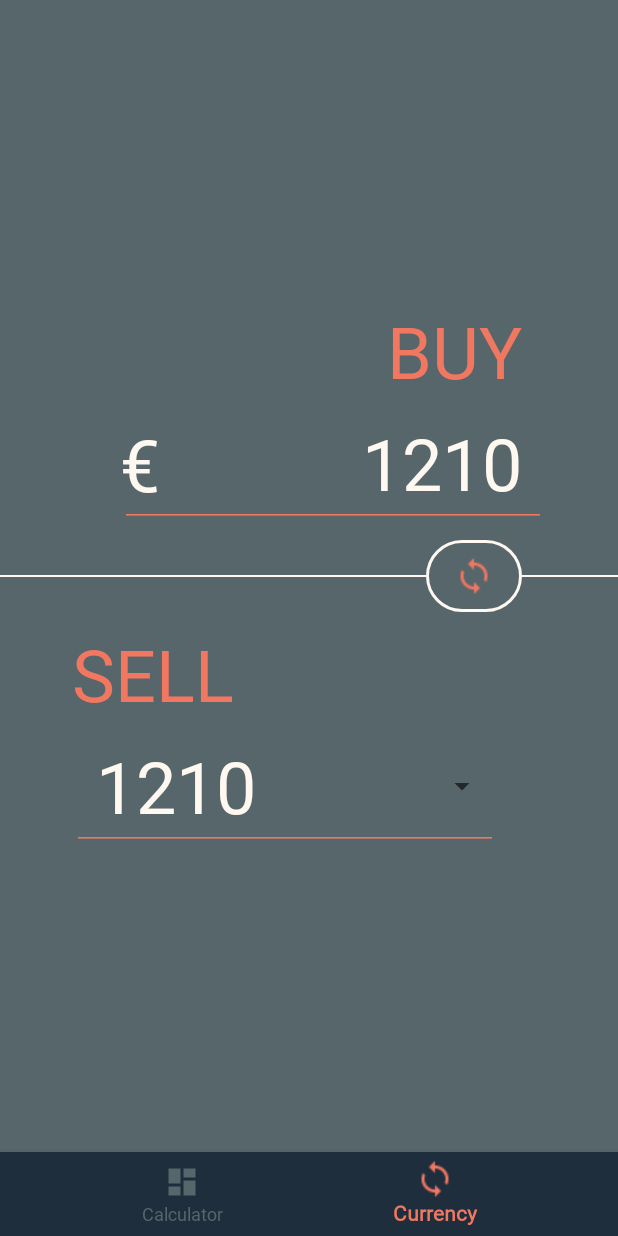
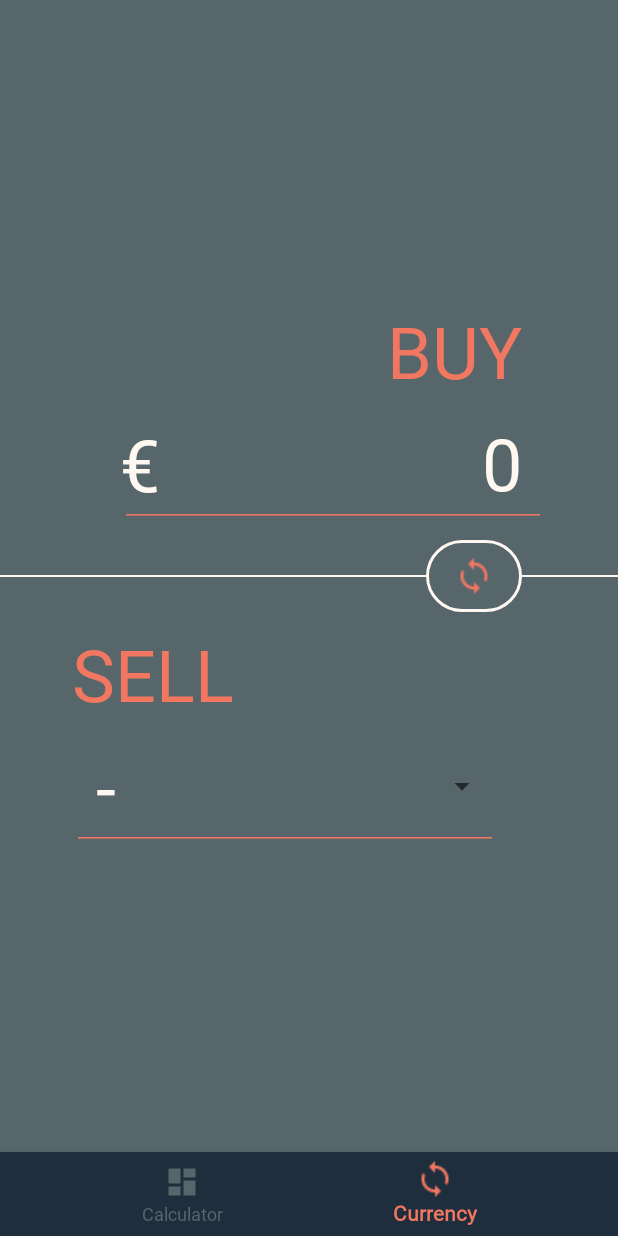
Before and after one commit to PanosGr94/Calculator-Project, an Android app: the screen it shows after launch (MainActivity), item 2 of the bottom bar chosen, on a phone screen of 412 x 824 dp. Run offline under Robolectric (Android 15) with nearby library versions, the phone set to English and light mode, and no system bars; our stand-ins replace ButterKnife.

Commit message:
Offline and Loading
-Setup a ViewGroup for loading bar and offline messages
-Makes a call from MainActivity and returns json response
-Implemented cleartext permission
-Fixed placeholder text

```diff
--- a/app/src/main/AndroidManifest.xml
+++ b/app/src/main/AndroidManifest.xml
@@ -11,6 +11,7 @@
         android:label="@string/app_name"
         android:roundIcon="@mipmap/ic_launcher_round"
         android:supportsRtl="true"
+        android:usesCleartextTraffic="true"
         android:theme="@style/AppTheme">
         <activity
             android:name=".MainActivity"
--- a/app/src/main/java/com/example/lenovoppc/calculator/ConverterFragment.java
+++ b/app/src/main/java/com/example/lenovoppc/calculator/ConverterFragment.java
@@ -1,12 +1,21 @@
 package com.example.lenovoppc.calculator;
 
 import android.content.Context;
+import android.content.IntentFilter;
+import android.net.ConnectivityManager;
 import android.net.Uri;
 import android.os.Bundle;
 import android.support.v4.app.Fragment;
 import android.view.LayoutInflater;
 import android.view.View;
 import android.view.ViewGroup;
+import android.widget.ProgressBar;
+import android.widget.TextView;
+
+import com.example.lenovoppc.calculator.Online.NetworkStatusReceiver;
+
+import butterknife.BindView;
+import butterknife.ButterKnife;
 
 
 /**
@@ -18,6 +27,7 @@ import android.view.ViewGroup;
  * create an instance of this fragment.
  */
 public class ConverterFragment extends Fragment {
+
     // TODO: Rename parameter arguments, choose names that match
     // the fragment initialization parameters, e.g. ARG_ITEM_NUMBER
     private static final String ARG_PARAM1 = "param1";
@@ -64,7 +74,9 @@ public class ConverterFragment extends Fragment {
     public View onCreateView(LayoutInflater inflater, ViewGroup container,
                              Bundle savedInstanceState) {
         // Inflate the layout for this fragment
-        return inflater.inflate(R.layout.fragment_converter, container, false);
+        View view = inflater.inflate(R.layout.fragment_converter, container, false);
+        ButterKnife.bind(this, view);
+        return view;
     }
 
     // TODO: Rename method, update argument and hook method into UI event
--- a/app/src/main/java/com/example/lenovoppc/calculator/MainActivity.java
+++ b/app/src/main/java/com/example/lenovoppc/calculator/MainActivity.java
@@ -1,7 +1,9 @@
 package com.example.lenovoppc.calculator;
 
+import android.content.IntentFilter;
+import android.net.ConnectivityManager;
 import android.os.Bundle;
-import android.os.Handler;
+import android.os.CountDownTimer;
 import android.support.annotation.NonNull;
 import android.support.design.widget.BottomNavigationView;
 import android.support.v4.app.FragmentManager;
@@ -9,17 +11,31 @@ import android.support.v4.app.FragmentTransaction;
 import android.support.v7.app.AppCompatActivity;
 import android.util.Log;
 import android.view.MenuItem;
-import android.widget.Toast;
+import android.view.View;
+import android.widget.ProgressBar;
+import android.widget.TextView;
+
+import com.example.lenovoppc.calculator.Online.NetworkStatusReceiver;
+
+import butterknife.BindView;
+import butterknife.ButterKnife;
 
 public class MainActivity extends AppCompatActivity {
 
-    private final static String TAG_CALCULATOR_FRAGMENT = "calc_frag";
+    public final static String TAG_CALCULATOR_FRAGMENT = "calc_frag";
+    public final static String TAG_CONVERTER_FRAGMENT = "conv_frag";
     public static final String LOG_TAG = "MAINACTIVITY_TAG";
     private FragmentTransaction fragmentTransaction;
     private FragmentManager fragmentManager;
     private CalculatorFragment calculatorFragment;
     boolean doubleBackToExitPressedOnce = false;
 
+
+    private NetworkStatusReceiver mNSR;
+    @BindView(R.id.pb_loadingbar)
+    ProgressBar mProgressBar;
+    @BindView(R.id.tv_error_message)
+    TextView mErrorMessage;
 
 
     /**
@@ -33,6 +49,9 @@ public class MainActivity extends AppCompatActivity {
             fragmentTransaction = fragmentManager.beginTransaction();
             switch (item.getItemId()) {
                 case R.id.navigation_calculator:
+
+                    if(!NetworkStatusReceiver.isAppOnline()){ notifyOffline(TAG_CALCULATOR_FRAGMENT); }
+
                     /*Replace the calculator fragment with the one previously created*/
                     calculatorFragment = (CalculatorFragment) fragmentManager.findFragmentByTag(TAG_CALCULATOR_FRAGMENT);
                     if(calculatorFragment!=null){
@@ -47,6 +66,9 @@ public class MainActivity extends AppCompatActivity {
                     }
                     return true;
                 case R.id.navigation_convertor:
+
+                    if(!NetworkStatusReceiver.isAppOnline()){ notifyOffline(TAG_CONVERTER_FRAGMENT); }
+
                     /*Replace the calculator Fragment with the converter Fragment*/
                     ConverterFragment converterFragment = new ConverterFragment();
                     fragmentTransaction.replace(R.id.fl_fragment_container,converterFragment);
@@ -63,6 +85,8 @@ public class MainActivity extends AppCompatActivity {
         super.onCreate(savedInstanceState);
         setContentView(R.layout.activity_main);
 
+        ButterKnife.bind(this);
+
         /*Instantiate the calculator fragment*/
         fragmentManager = getSupportFragmentManager();
         fragmentTransaction = fragmentManager.beginTransaction();
@@ -74,13 +98,50 @@ public class MainActivity extends AppCompatActivity {
 
 
 
+        //(1)Broadcast receiver instance
+        mNSR = new NetworkStatusReceiver(MainActivity.this,mProgressBar,mErrorMessage);
+        IntentFilter intentFilter = new IntentFilter();
+        intentFilter.addAction(ConnectivityManager.CONNECTIVITY_ACTION);
+        //(2) Broadcast Receiver Register
+        registerReceiver(mNSR, intentFilter);
+
+
         /*Code for bottom navigation*/
         BottomNavigationView navigation = (BottomNavigationView) findViewById(R.id.navigation);
         navigation.setOnNavigationItemSelectedListener(mOnNavigationItemSelectedListener);
     }
 
+    @Override
+    protected void onDestroy() {
+        super.onDestroy();
+        //(3) Broadcast Receiver Unregister. Tried in onPause but crashes bc BR not registered anymore
+        unregisterReceiver(mNSR);
+    }
 
-/*
+    /**
+     * Helper Method to manage the system message for offline status
+     * @param fragment which fragment the user is on
+     */
+    private void notifyOffline(String fragment) {
+        NetworkStatusReceiver.setsCurrentFragment(fragment);
+        mErrorMessage.setVisibility(View.VISIBLE);
+        //if message is on calculator remove after 2s.
+        if(fragment.equals(TAG_CALCULATOR_FRAGMENT)) {
+            CountDownTimer countDownTimerStatic = new CountDownTimer(2000, 16) {
+                @Override
+                public void onTick(long millisUntilFinished) {
+                }
+
+                @Override
+                public void onFinish() {
+                    mErrorMessage.setVisibility(View.GONE);
+                }
+            };
+            countDownTimerStatic.start();
+        }
+    }
+
+    /*
     Method for double click to exit
 */
  /*   @Override
--- a/app/src/main/java/com/example/lenovoppc/calculator/Online/NetworkStatusReceiver.java
+++ b/app/src/main/java/com/example/lenovoppc/calculator/Online/NetworkStatusReceiver.java
@@ -6,12 +6,16 @@ import android.content.Context;
 import android.content.Intent;
 import android.net.ConnectivityManager;
 import android.net.NetworkInfo;
-import android.support.v4.widget.SwipeRefreshLayout;
+import android.os.CountDownTimer;
 import android.util.Log;
 import android.view.View;
 import android.widget.ProgressBar;
+import android.widget.TextView;
+import android.widget.Toast;
 
 import com.example.lenovoppc.calculator.BuildConfig;
+import com.example.lenovoppc.calculator.MainActivity;
+
 import java.io.IOException;
 import java.util.ArrayList;
 
@@ -21,13 +25,17 @@ import okhttp3.OkHttpClient;
 import okhttp3.Request;
 import okhttp3.Response;
 
+/**
+ * BroadcastReceiver checks for network changes and calls the API EndPoint when online.
+ */
 public class NetworkStatusReceiver extends BroadcastReceiver {
 
+    private TextView mErrorMessage;
     Activity mActivity;
     ProgressBar mProgressBar = null;
-    SwipeRefreshLayout mRefreshLayout;
     private static final String API_URL = BuildConfig.API_KEY;
-    private static boolean appOnline = true; //updated var for calling by Activities
+    private static String sCurrentFragment = MainActivity.TAG_CALCULATOR_FRAGMENT;
+    private static boolean appOnline = true; //updated var for calling by Fragments
 
     public static boolean isAppOnline() {
         return appOnline;
@@ -37,13 +45,18 @@ public class NetworkStatusReceiver extends BroadcastReceiver {
         NetworkStatusReceiver.appOnline = appOnline;
     }
 
-    //Constructor call by MainActivity with progressBar instance
-    public NetworkStatusReceiver(Activity activity, ProgressBar progressBar) {
+    public static void setsCurrentFragment(String sCurrentFragment) {
+        NetworkStatusReceiver.sCurrentFragment = sCurrentFragment;
+    }
+
+    //Constructor call by MainActivity with progressBar and errormessage instance
+    public NetworkStatusReceiver(Activity activity, ProgressBar progressBar, TextView errorMessage) {
         mActivity = activity;
         mProgressBar = progressBar;
+        mErrorMessage = errorMessage;
     }
 
-
+//    Here is what happens when network changes
     @Override
     public void onReceive(Context context, Intent intent) {
 
@@ -66,17 +79,21 @@ public class NetworkStatusReceiver extends BroadcastReceiver {
 
         if(isConnected && isOK) {
             if (wifi.isAvailable() || mobile.isAvailable()) {
+                Log.d("Network_Avail", "App is online");
                 setAppOnline(true);
+                if(mErrorMessage!=null){
+                    mErrorMessage.setVisibility(View.GONE);
+                }
                 try {
                     run();
                 } catch (IOException e) {
                     e.printStackTrace();
                 }
-                Log.d("Network_Avail", "App is online");
             }
         } else {
+            Log.d("Network_Avail", "App is offline");
             setAppOnline(false);
-            Log.d("Network_Avail", "App is offline");
+
         }
 
     }
@@ -84,7 +101,7 @@ public class NetworkStatusReceiver extends BroadcastReceiver {
     void run() throws IOException {
 
         if(mProgressBar != null) {
-            //START LOADING BAR IF IT HAS BEEN PASSED HERE.
+            //START LOADING BAR HERE.
             mProgressBar.setVisibility(View.VISIBLE);
         }
 
@@ -98,6 +115,7 @@ public class NetworkStatusReceiver extends BroadcastReceiver {
 
             @Override
             public void onFailure(Call call, IOException e) {
+                Log.d("test_tag",e.getMessage());
                 call.cancel();
             }
 
@@ -107,20 +125,17 @@ public class NetworkStatusReceiver extends BroadcastReceiver {
 
                 final String myResponse = response.body().string();
 
-
                 mActivity.runOnUiThread(new Runnable() {
                     @Override
                     public void run() {
 
                         if(mProgressBar != null) {
                             //END LOADING BAR HERE
-                            mProgressBar.setVisibility(View.INVISIBLE);
-                        }else{
-                            //ELSE STOP REFRESHING HERE ( in case of {@link WordList} )
-                            mRefreshLayout.setRefreshing(false);
+                            mProgressBar.setVisibility(View.GONE);
                         }
                         //TODO: SEND NETWORK RESPONSE TO ViewModel
-
+                        Log.d("test_tag","response returned");
+                        Toast.makeText(mActivity, "Exchange rates updated.", Toast.LENGTH_LONG).show();
 
                     }
                 });
--- a/app/src/main/res/layout/activity_main.xml
+++ b/app/src/main/res/layout/activity_main.xml
@@ -7,21 +7,43 @@
     android:layout_height="match_parent"
     tools:context=".MainActivity">
 
+
+    <android.support.constraint.ConstraintLayout
+        android:id="@+id/cl_small_notif"
+        android:layout_width="match_parent"
+        android:layout_height="wrap_content"
+        android:background="@android:color/transparent"
+        android:visibility="visible">
+
+
         <ProgressBar
             android:id="@+id/pb_loadingbar"
             style="?android:attr/progressBarStyleHorizontal"
             android:layout_width="fill_parent"
             android:layout_height="wrap_content"
             android:indeterminate="true"
-        android:indeterminateTint="@color/colorPrimaryDark"
-        android:visibility="invisible"
+            android:indeterminateTint="@color/colorAccent"
+            android:background="@color/colorBackground"
+            android:visibility="gone"
             />
+
+        <TextView
+            android:id="@+id/tv_error_message"
+            android:layout_width="match_parent"
+            android:layout_height="wrap_content"
+            android:text="App offline, please connect to internet to view exchange."
+            android:textColor="@color/colorText"
+            android:background="@color/colorBackground"
+            android:gravity="center"
+            android:visibility="gone"
+            />
+    </android.support.constraint.ConstraintLayout>
 
     <FrameLayout
         android:id="@+id/fl_fragment_container"
         android:layout_width="match_parent"
         android:layout_height="0dp"
-        app:layout_constraintTop_toTopOf="parent"
+        app:layout_constraintTop_toBottomOf="@id/cl_small_notif"
         app:layout_constraintBottom_toTopOf="@id/navigation"
         />
 
--- a/app/src/main/res/layout/fragment_converter.xml
+++ b/app/src/main/res/layout/fragment_converter.xml
@@ -38,6 +38,7 @@
         android:layout_width="0dp"
         android:layout_height="wrap_content"
         style="@style/EditTextCustom"
+        android:hint="0"
         app:layout_constraintLeft_toRightOf="@id/guideline"
         app:layout_constraintRight_toLeftOf="@id/guideline_end"
         app:layout_constraintTop_toBottomOf="@id/tv_label_sell"
@@ -88,7 +89,8 @@
     <Spinner
         android:id="@+id/sp_currency"
         android:layout_width="wrap_content"
-        android:layout_height="wrap_content"
+        android:layout_height="0dp"
+        android:elevation="2dp"
         android:layout_weight="1"
         app:layout_constraintRight_toRightOf="@id/et_buy_value"
         app:layout_constraintBottom_toBottomOf="@id/et_buy_value"
@@ -107,6 +109,7 @@
         app:layout_constraintTop_toBottomOf="@id/tv_label_buy"
         app:layout_constraintBottom_toBottomOf="parent"
         android:maxLength="9"
+        android:hint="-"
         android:paddingLeft="16dp"
         android:layout_marginLeft="32dp"
         android:layout_marginRight="64dp"
--- a/app/src/main/res/values/styles.xml
+++ b/app/src/main/res/values/styles.xml
@@ -16,7 +16,6 @@
         <item name="android:inputType">numberDecimal</item>
         <item name="android:gravity">center|end</item>
         <item name="android:textSize">48sp</item>
-        <item name="android:hint">1210</item>
         <item name="android:textColorHint">@color/colorText</item>
         <item name="backgroundTint">@color/colorAccent</item>
 
```
Lines whose indentation alone changed are shown as unchanged.
